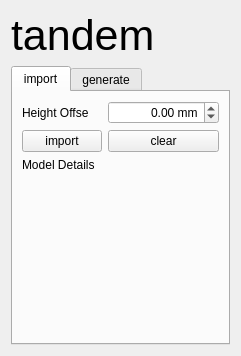
Old version of the form src/windows/ui/tandem_view.ui in the repository brachify/brachify.
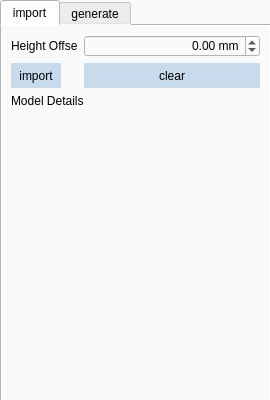
New version of the form. The open tabs and pages were chosen to show the change.

Commit message: Adds shortcut keys for Import and export folder and import dicom, export mesh, export shape, and export refference sheet buttons

Patch:
```diff
--- a/src/windows/ui/tandem_view.ui
+++ b/src/windows/ui/tandem_view.ui
@@ -6,28 +6,43 @@
    <rect>
     <x>0</x>
     <y>0</y>
-    <width>230</width>
-    <height>356</height>
+    <width>270</width>
+    <height>400</height>
    </rect>
   </property>
   <property name="windowTitle">
    <string>Form</string>
   </property>
-  <layout class="QVBoxLayout" name="verticalLayout">
-   <item>
-    <widget class="QLabel" name="label_title">
-     <property name="font">
-      <font>
-       <pointsize>32</pointsize>
-      </font>
-     </property>
-     <property name="text">
-      <string>tandem</string>
-     </property>
-    </widget>
-   </item>
-   <item>
+  <property name="styleSheet">
+   <string notr="true">background-color: rgb(250,250,250);</string>
+  </property>
     <widget class="QTabWidget" name="tabWidget">
+   <property name="geometry">
+    <rect>
+     <x>0</x>
+     <y>0</y>
+     <width>271</width>
+     <height>411</height>
+    </rect>
+   </property>
+   <property name="minimumSize">
+    <size>
+     <width>271</width>
+     <height>411</height>
+    </size>
+   </property>
+   <property name="maximumSize">
+    <size>
+     <width>16777215</width>
+     <height>16777215</height>
+    </size>
+   </property>
+   <property name="autoFillBackground">
+    <bool>false</bool>
+   </property>
+   <property name="styleSheet">
+    <string notr="true"/>
+   </property>
      <property name="currentIndex">
       <number>1</number>
      </property>
@@ -61,6 +76,27 @@
        </item>
        <item row="1" column="0">
         <widget class="QPushButton" name="btn_import">
+       <property name="minimumSize">
+        <size>
+         <width>50</width>
+         <height>25</height>
+        </size>
+       </property>
+       <property name="styleSheet">
+        <string notr="true">QPushButton {
+	color: rgb(0, 0, 0);
+	background-color: rgb(199, 219, 237);
+	border: 0px solid;
+}
+QPushButton:hover {
+	color: rgb(250,250,250);
+	background-color: rgb(48, 88, 162);
+}
+QPushButton:pressed {
+	color: rgb(250,250,250);
+	background-color: rgb(28, 44, 81);
+}</string>
+       </property>
          <property name="text">
           <string>import</string>
          </property>
@@ -68,6 +104,27 @@
        </item>
        <item row="1" column="1">
         <widget class="QPushButton" name="btn_clear_import">
+       <property name="minimumSize">
+        <size>
+         <width>100</width>
+         <height>25</height>
+        </size>
+       </property>
+       <property name="styleSheet">
+        <string notr="true">QPushButton {
+	color: rgb(0, 0, 0);
+	background-color: rgb(199, 219, 237);
+	border: 0px solid;
+}
+QPushButton:hover {
+	color: rgb(250,250,250);
+	background-color: rgb(48, 88, 162);
+}
+QPushButton:pressed {
+	color: rgb(250,250,250);
+	background-color: rgb(28, 44, 81);
+}</string>
+       </property>
          <property name="text">
           <string>clear</string>
          </property>
@@ -223,8 +280,21 @@
       </layout>
      </widget>
     </widget>
-   </item>
-  </layout>
+  <widget class="QLabel" name="label_3">
+   <property name="geometry">
+    <rect>
+     <x>0</x>
+     <y>0</y>
+     <width>271</width>
+     <height>401</height>
+    </rect>
+   </property>
+   <property name="text">
+    <string/>
+   </property>
+  </widget>
+  <zorder>label_3</zorder>
+  <zorder>tabWidget</zorder>
  </widget>
  <resources/>
  <connections/>
```
Left out of the diff: 44 changed lines with no effect on the pictures. Lines whose indentation alone changed are shown as unchanged. The commit also changes 14 other files.
